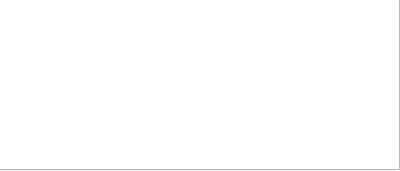
Qt form src/translationresultform.ui (VisualTranslator/VisualTranslator) before a commit.
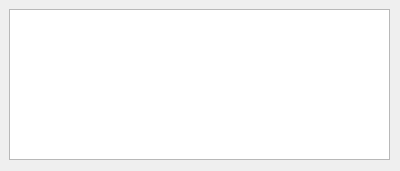
The same form after that commit.

Commit message: Change style of TranslationResultForm

The edit to the form file:
```diff
--- a/src/translationresultform.ui
+++ b/src/translationresultform.ui
@@ -16,10 +16,10 @@
   <widget class="QWidget" name="gridLayoutWidget">
    <property name="geometry">
     <rect>
-     <x>-1</x>
-     <y>-1</y>
-     <width>401</width>
-     <height>171</height>
+     <x>9</x>
+     <y>9</y>
+     <width>381</width>
+     <height>151</height>
     </rect>
    </property>
    <layout class="QGridLayout" name="gridLayout">
```
The commit also changes 1 other file.
